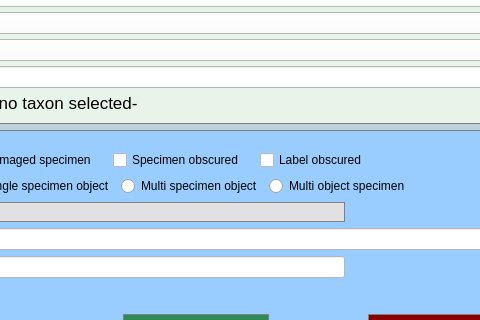
First picture: the form in MassDigitizer/ui/specimendataentry.ui, repository NHMDenmark/Mass-Digitizer, before the edit; both pictures show x 189 to 669 and y 204 to 524 of the 1080 by 720 pixel window.
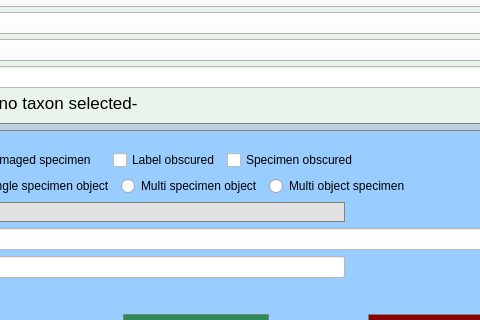
Second picture: the form after the edit. Icons and pictures are not drawn.

Commit message:
Swapped checkboxes position #622
Swapped around checkboxes "Specimen obscured" and "Label obscured"

Diff of the .ui file:
```diff
--- a/MassDigitizer/ui/specimendataentry.ui
+++ b/MassDigitizer/ui/specimendataentry.ui
@@ -509,6 +509,13 @@
                 </property>
                </widget>
               </item>
+              <item>
+               <widget class="QCheckBox" name="chkLabelObscured">
+                <property name="text">
+                 <string>Label obscured</string>
+                </property>
+               </widget>
+              </item>
               <item>
                <widget class="QCheckBox" name="chkSpecimenObscured">
                 <property name="sizePolicy">
@@ -528,13 +535,6 @@
                 </property>
                </widget>
               </item>
-              <item>
-               <widget class="QCheckBox" name="chkLabelObscured">
-                <property name="text">
-                 <string>Label obscured</string>
-                </property>
-               </widget>
-              </item>
               <item>
                <spacer name="horizontalSpacer_2">
                 <property name="orientation">
```
The commit also changes 1 other file.
